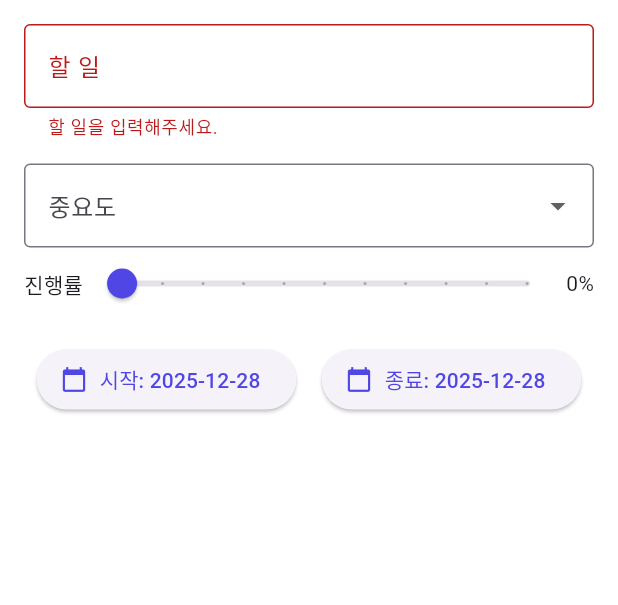
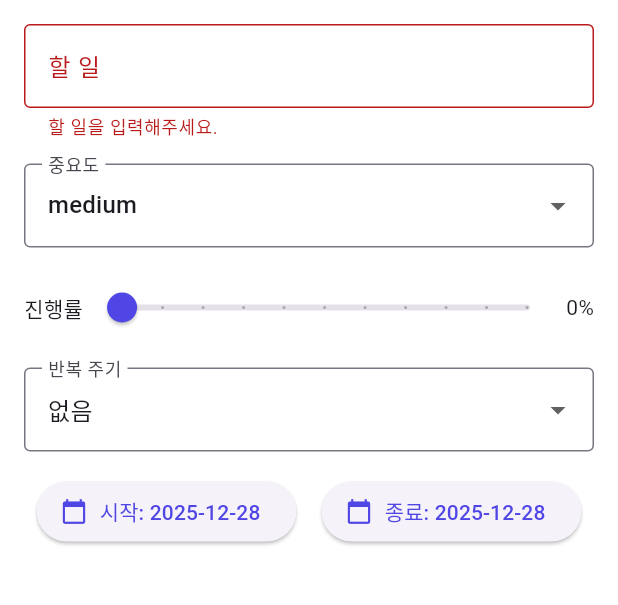
Before and after one commit to s6xybr8in/TodoApp, a Flutter app: the TodoDetailScreen screen opened directly, after a tap on the "check" icon, on a phone screen of 412 x 824 dp, the part 84-689 px from its top. Run offline on Flutter 3.47's test engine with Material 3 defaults, Android fonts, the phone set to English and light mode, and no system bars; our stand-ins replace hive, hive_flutter, table_calendar; accounts and stored records are empty; Roboto replaces fonts that are missing (Pretendard); project files that could hold a hidden picture were left out.

Commit message:
phase 1.4 refactoring

```diff
--- a/lib/main.dart
+++ b/lib/main.dart
@@ -28,6 +28,7 @@ class MyApp extends StatelessWidget {
       debugShowCheckedModeBanner: false,
       title: 'Todo App',
       theme: ThemeData(
+        fontFamily: 'Pretendard',
         useMaterial3: true,
         colorScheme: ColorScheme.fromSeed(
           seedColor: const Color(0xFF4F46E5), // Primary color from SVG
--- a/lib/screens/done_screen.dart
+++ b/lib/screens/done_screen.dart
@@ -28,7 +28,7 @@ class _DoneScreenState extends State<DoneScreen> {
 
     return Scaffold(
       appBar: AppBar(
-        title: const Text('Done Todos'),
+        title: const Text('Done Todos', style: TextStyle(fontWeight: FontWeight.bold)),
           flexibleSpace: Container(
           decoration: const BoxDecoration(
             gradient: LinearGradient(
--- a/lib/screens/home_screen.dart
+++ b/lib/screens/home_screen.dart
@@ -18,8 +18,9 @@ class _HomeScreenState extends State<HomeScreen> {
     final Box<Todo> todoBox = Hive.box<Todo>('todos');
 
     return Scaffold(
+
       appBar: AppBar(
-        title: const Text('Todo App'),
+        title: const Text('Todo App', style: TextStyle(fontWeight: FontWeight.bold)),
         elevation: 0, // for a flatter look
         flexibleSpace: Container(
           decoration: const BoxDecoration(
--- a/lib/screens/more_screen.dart
+++ b/lib/screens/more_screen.dart
@@ -23,7 +23,19 @@ class MoreScreen extends StatelessWidget {
         ),
       ),
       body: const Center(
-        child: Text('More information will be here.'),
+        child: Column(
+          mainAxisAlignment: MainAxisAlignment.center,
+          children: [
+
+            Image(
+              image: AssetImage('../../assets/icons/char.png'),
+              width: 300,
+              height: 300,
+            ),
+            SizedBox(height: 16),
+            Text('More information will be here.'),
+          ],
+        ),
       ),
     );
   }
--- a/lib/screens/todo_detail_screen.dart
+++ b/lib/screens/todo_detail_screen.dart
@@ -1,6 +1,22 @@
 import 'package:flutter/material.dart';
 import 'package:hive/hive.dart';
 import 'package:todo/models/todo.dart';
+
+// cycle 열거형에 대한 표시 이름 확장
+extension CycleExtension on cycle {
+  String get displayName {
+    switch (this) {
+      case cycle.none:
+        return '없음';
+      case cycle.daily:
+        return '매일';
+      case cycle.weekly:
+        return '매주';
+      case cycle.monthly:
+        return '매월';
+    }
+  }
+}
 
 class TodoDetailScreen extends StatefulWidget {
   final Todo? todo; // 수정할 Todo 항목. 새 항목 추가 시에는 null.
@@ -18,6 +34,7 @@ class _TodoDetailScreenState extends State<TodoDetailScreen> {
   late int _progress;
   late DateTime _startDate;
   late DateTime _endDate;
+  late cycle _cycle;
 
   @override
   void initState() {
@@ -26,8 +43,11 @@ class _TodoDetailScreenState extends State<TodoDetailScreen> {
     _title = widget.todo?.title ?? '';
     _importance = widget.todo?.importance ?? Importance.medium;
     _progress = widget.todo?.progress ?? 0;
-    _startDate = widget.todo?.startDate ?? DateTime.now();
-    _endDate = widget.todo?.endDate ?? DateTime.now();
+    DateTime initDate = DateTime.now();
+    initDate = DateTime(initDate.year, initDate.month, initDate.day);
+    _startDate = widget.todo?.startDate ?? initDate;
+    _endDate = widget.todo?.endDate ?? initDate;
+    _cycle = cycle.none; // _cycle 초기화
   }
 
   void _saveTodo() {
@@ -38,6 +58,7 @@ class _TodoDetailScreenState extends State<TodoDetailScreen> {
 
       if (widget.todo == null) {
         // 새로운 Todo 추가
+        if (_cycle == cycle.none) {
           final newTodo = Todo(
             id: DateTime.now().millisecondsSinceEpoch.toString(),
             title: _title,
@@ -48,7 +69,24 @@ class _TodoDetailScreenState extends State<TodoDetailScreen> {
           );
           todoBox.put(newTodo.id, newTodo);
         } else {
-        // 기존 Todo 수정
+          // 반복 Todo 추가
+          final int epoch = _cycle == cycle.daily ? 1 : _cycle == cycle.weekly ? 7 : 30;
+          for(int i = 0; i < _endDate.difference(_startDate).inDays + 1; i+=epoch) {
+             DateTime currentDate = _startDate.add(Duration(days: i));
+             final newTodo = Todo(
+              id: "${DateTime.now().millisecondsSinceEpoch}_$i", // 고유 ID 생성
+              title: _title,
+              importance: _importance,
+              progress: 0, // 새로운 할 일은 진행률 0
+              startDate: currentDate,
+              endDate: currentDate, // 각 항목의 시작일과 종료일은 동일
+            );
+            todoBox.put(newTodo.id, newTodo);
+          }
+
+        }
+      } else {
+        // 기존 Todo 수정 (반복 수정은 지원하지 않음)
         widget.todo!.title = _title;
         widget.todo!.importance = _importance;
         widget.todo!.progress = _progress;
@@ -65,7 +103,7 @@ class _TodoDetailScreenState extends State<TodoDetailScreen> {
   Widget build(BuildContext context) {
     return Scaffold(
       appBar: AppBar(
-        title: Text(widget.todo == null ? '새 Todo 추가' : 'Todo'),
+        title: Text(widget.todo == null ? '새 Todo 추가' : 'Todo 수정'),
         actions: [
           IconButton(
             icon: const Icon(Icons.check),
@@ -99,7 +137,7 @@ class _TodoDetailScreenState extends State<TodoDetailScreen> {
               const SizedBox(height: 16),
               // 중요도 선택
               DropdownButtonFormField<Importance>(
-                //value: _importance,
+                value: _importance,
                 decoration: const InputDecoration(
                   labelText: '중요도',
                   border: OutlineInputBorder(),
@@ -116,7 +154,7 @@ class _TodoDetailScreenState extends State<TodoDetailScreen> {
                   });
                 },
               ),
-
+              const SizedBox(height: 16),
               // 진행률 슬라이더
               Row(
                 children: [
@@ -139,13 +177,36 @@ class _TodoDetailScreenState extends State<TodoDetailScreen> {
                 ],
               ),
               const SizedBox(height: 16),
+              // 반복 주기
+              if (widget.todo == null) // 새 Todo 추가 시에만 반복 주기 표시
+                DropdownButtonFormField<cycle>(
+                  value: _cycle,
+                  decoration: const InputDecoration(
+                    labelText: '반복 주기',
+                    border: OutlineInputBorder(),
+                  ),
+                  items: cycle.values.map((cycle value) {
+                    return DropdownMenuItem<cycle>(
+                      value: value,
+                      child: Text(value.displayName),
+                    );
+                  }).toList(),
+                  onChanged: (value) {
+                    setState(() {
+                      _cycle = value ?? cycle.none;
+                    });
+                  },
+                ),
+              if (widget.todo == null) const SizedBox(height: 16),
               // 날짜 선택 (간단한 버튼으로 구현)
               Row(
                 mainAxisAlignment: MainAxisAlignment.spaceAround,
                 children: [
                   ElevatedButton.icon(
                     icon: const Icon(Icons.calendar_today),
-                    label: Text('시작: ${_startDate.toString().substring(0, 10)}'),
+                    label: Text(_cycle == cycle.none
+                        ? '시작: ${_startDate.toString().substring(0, 10)}'
+                        : '반복 시작: ${_startDate.toString().substring(0, 10)}'),
                     onPressed: () async {
                       final date = await showDatePicker(
                         context: context,
@@ -162,7 +223,9 @@ class _TodoDetailScreenState extends State<TodoDetailScreen> {
                   ),
                   ElevatedButton.icon(
                     icon: const Icon(Icons.calendar_today),
-                    label: Text('종료: ${_endDate.toString().substring(0, 10)}'),
+                    label: Text(_cycle == cycle.none
+                        ? '종료: ${_endDate.toString().substring(0, 10)}'
+                        : '반복 종료: ${_endDate.toString().substring(0, 10)}'),
                     onPressed: () async {
                       final date = await showDatePicker(
                         context: context,
@@ -186,3 +249,5 @@ class _TodoDetailScreenState extends State<TodoDetailScreen> {
     );
   }
 }
+
+enum cycle { none, daily, weekly, monthly }
--- a/lib/widgets/todo_list_item.dart
+++ b/lib/widgets/todo_list_item.dart
@@ -91,14 +91,14 @@ class TodoListItem extends StatelessWidget {
                 children: [
                   Chip(
                     label: Text(
-                      todo.importance.name,
+                      "${todo.importance.name.toUpperCase()}",
                       style: TextStyle(
                         fontSize: 12,
                         color: _getImportanceColor(todo.importance),
-                        fontWeight: FontWeight.w500,
+                        fontWeight: FontWeight.bold,
                       ),
                     ),
-                    backgroundColor: _getImportanceColor(todo.importance),
+                    // backgroundColor: _getImportanceColor(todo.importance),
                     padding: const EdgeInsets.symmetric(horizontal: 8),
                     visualDensity: VisualDensity.compact,
                   ),
```
Also changed, not shown: pubspec.yaml (+10 -8 lines), assets/fonts/Pretendard-Thin.otf (added), assets/icons/char.png (added), assets/icons/icon.svg (renamed from img/icon.svg), assets/icons/logo.png (renamed from img/icon.png), 9 other files. Lines whose indentation alone changed are shown as unchanged.
